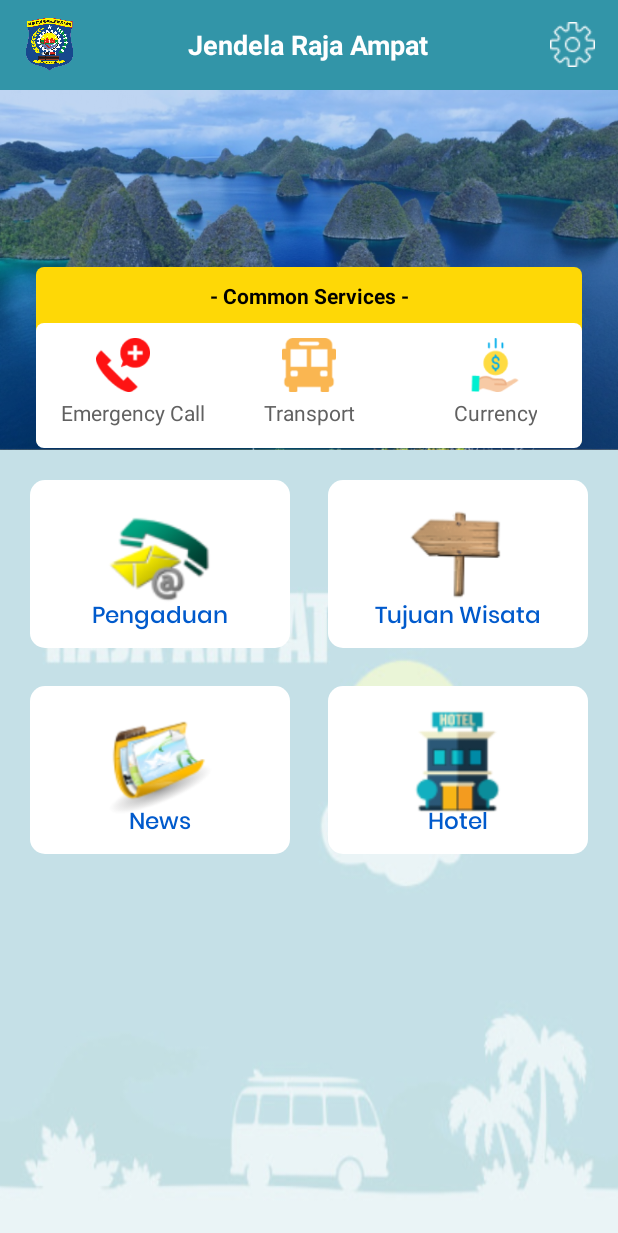
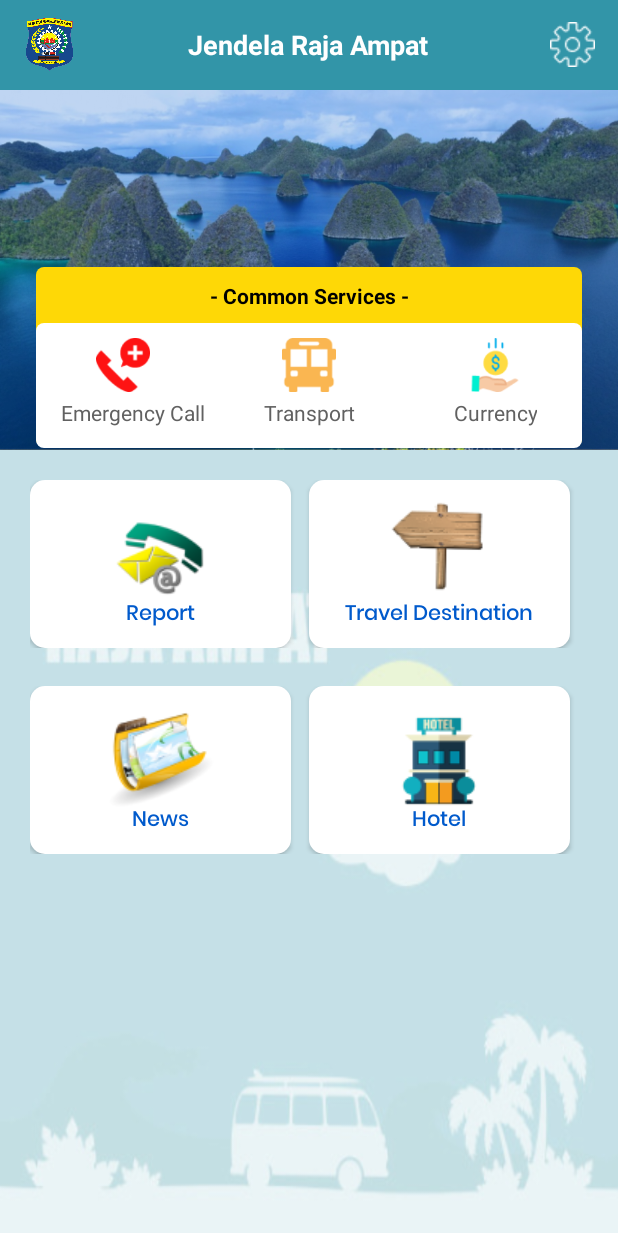
Before and after one commit to Mukhlashin/RajaAmpat, an Android app: the layout activity_home.xml on its own in the app's theme, with its tools: preview values and no code run, on a phone screen of 412 x 824 dp. Shown: the top 1233 px of the screen. Run offline under Robolectric (Android 15) with nearby library versions, the phone set to English and light mode, and no system bars.

Commit message:
Fixing Home Activity

```diff
--- a/app/src/main/AndroidManifest.xml
+++ b/app/src/main/AndroidManifest.xml
@@ -20,17 +20,19 @@
         <activity android:name=".DestinationActivity" />
         <activity android:name=".ReportActivity" />
         <activity android:name=".ContactActivity">
+
+        </activity>
+        <activity android:name=".EditProfileActivity" />
+        <activity android:name=".RegisterActivity" />
+        <activity android:name=".LoginActivity" />
+        <activity android:name=".SplashScreen" />
+        <activity android:name=".HomeActivity" >
             <intent-filter>
                 <action android:name="android.intent.action.MAIN" />
 
                 <category android:name="android.intent.category.LAUNCHER" />
             </intent-filter>
         </activity>
-        <activity android:name=".EditProfileActivity" />
-        <activity android:name=".RegisterActivity" />
-        <activity android:name=".LoginActivity" />
-        <activity android:name=".SplashScreen" />
-        <activity android:name=".HomeActivity" />
     </application>
 
 </manifest>
--- a/app/src/main/java/com/example/rajaampat/HomeActivity.java
+++ b/app/src/main/java/com/example/rajaampat/HomeActivity.java
@@ -5,21 +5,34 @@ import androidx.appcompat.app.AppCompatActivity;
 import android.content.Intent;
 import android.os.Bundle;
 import android.view.View;
+import android.widget.Button;
+import android.widget.FrameLayout;
 import android.widget.ImageView;
 import android.widget.RelativeLayout;
 
 public class HomeActivity extends AppCompatActivity {
 
-    RelativeLayout rlvHotel;
+    Button btnReport, btnTravel, btnNews, btnHotel;
 
     @Override
     protected void onCreate(Bundle savedInstanceState) {
         super.onCreate(savedInstanceState);
         setContentView(R.layout.activity_home);
 
-        rlvHotel = findViewById(R.id.rlv_common_services);
+        btnReport = findViewById(R.id.btn_report);
+        btnHotel = findViewById(R.id.btn_hotel);
+        btnNews = findViewById(R.id.btn_news);
+        btnTravel = findViewById(R.id.btn_travel);
 
-        rlvHotel.setOnClickListener(new View.OnClickListener() {
+        btnReport.setOnClickListener(new View.OnClickListener() {
+            @Override
+            public void onClick(View view) {
+                Intent goToReport = new Intent(HomeActivity.this, ReportActivity.class);
+                startActivity(goToReport);
+            }
+        });
+
+        btnHotel.setOnClickListener(new View.OnClickListener() {
             @Override
             public void onClick(View view) {
                 Intent goToHotel = new Intent(HomeActivity.this, HotelActivity.class);
@@ -27,5 +40,20 @@ public class HomeActivity extends AppCompatActivity {
             }
         });
 
+        btnTravel.setOnClickListener(new View.OnClickListener() {
+            @Override
+            public void onClick(View view) {
+                Intent goToTravel = new Intent(HomeActivity.this, TransportActivity.class);
+                startActivity(goToTravel);
+            }
+        });
+
+        btnNews.setOnClickListener(new View.OnClickListener() {
+            @Override
+            public void onClick(View view) {
+                Intent goToNews = new Intent(HomeActivity.this, NewsActivity.class);
+                startActivity(goToNews);
+            }
+        });
     }
 }
--- a/app/src/main/res/drawable/main_feature_corner.xml
+++ b/app/src/main/res/drawable/main_feature_corner.xml
@@ -1,5 +1,19 @@
 <?xml version="1.0" encoding="utf-8"?>
-<shape android:shape="rectangle" xmlns:android="http://schemas.android.com/apk/res/android">
-    <solid android:color="@android:color/white"/>
-    <corners android:radius="10dp"/>
-</shape>
+<ripple xmlns:android="http://schemas.android.com/apk/res/android"
+    xmlns:tools="http://schemas.android.com/tools"
+    android:color="@color/colorPrimaryDark"
+    tools:ignore="NewApi">
+    <item android:id="@android:id/mask">
+        <shape android:shape="rectangle">
+            <solid android:color="@color/colorPrimary" />
+            <corners android:radius="10dp" />
+        </shape>
+    </item>
+
+    <item android:id="@android:id/background">
+        <shape android:shape="rectangle">
+            <solid android:color="@android:color/white"/>
+            <corners android:radius="10dp" />
+        </shape>
+    </item>
+</ripple>
--- a/app/src/main/res/layout/activity_home.xml
+++ b/app/src/main/res/layout/activity_home.xml
@@ -43,7 +43,7 @@
     </RelativeLayout>
 
     <FrameLayout
-        android:id="@+id/rlv_common_services"
+        android:id="@+id/frm_common_services"
         android:layout_width="match_parent"
         android:layout_height="wrap_content"
         android:layout_marginTop="60dp">
@@ -64,7 +64,7 @@
     <ImageView
         android:layout_width="match_parent"
         android:layout_height="match_parent"
-        android:layout_below="@+id/rlv_common_services"
+        android:layout_below="@+id/frm_common_services"
         android:background="@drawable/backhome"/>
 
     <View
@@ -161,62 +161,42 @@
         android:layout_width="match_parent"
         android:layout_height="wrap_content"
         android:layout_marginHorizontal="20dp"
-        android:layout_below="@id/rlv_common_services"
+        android:layout_below="@id/frm_common_services"
         android:layout_marginTop="20dp">
 
-        <RelativeLayout
+        <Button
+            android:id="@+id/btn_report"
             android:layout_width="112dp"
             android:layout_height="112dp"
+            android:paddingTop="19dp"
+            android:layout_marginRight="12dp"
+            android:clickable="true"
+            android:layout_weight="1"
+            android:drawableTop="@drawable/ic_pengaduan"
+            android:text="Report"
+            android:textAllCaps="false"
+            android:fontFamily="@font/poppinsmedium"
+            android:gravity="center|bottom"
+            android:paddingBottom="10dp"
+            android:textColor="@color/colorText"
+            android:background="@drawable/main_feature_corner"/>
+
+        <Button
+            android:id="@+id/btn_travel"
+            android:layout_width="112dp"
+            android:layout_height="112dp"
+            android:paddingTop="9dp"
             android:layout_marginRight="12dp"
             android:layout_weight="1"
-            android:background="@drawable/main_feature_corner">
-
-            <ImageView
-                android:layout_width="70dp"
-                android:layout_height="70dp"
-                android:layout_centerHorizontal="true"
-                android:layout_marginTop="15dp"
-                android:background="@drawable/ic_pengaduan" />
-
-            <TextView
-                android:layout_width="match_parent"
-                android:layout_height="wrap_content"
-                android:layout_alignParentBottom="true"
-                android:layout_marginBottom="7dp"
-                android:fontFamily="@font/poppinsmedium"
-                android:gravity="center"
-                android:text="Pengaduan"
-                android:textColor="@color/colorText"
-                android:textSize="15sp" />
-
-        </RelativeLayout>
-
-        <RelativeLayout
-            android:layout_width="112dp"
-            android:layout_height="112dp"
-            android:layout_weight="1"
-            android:layout_marginLeft="13dp"
-            android:background="@drawable/main_feature_corner">
-
-            <ImageView
-                android:layout_width="70dp"
-                android:layout_height="70dp"
-                android:background="@drawable/ic_tujuan_wisata"
-                android:layout_centerHorizontal="true"
-                android:layout_marginTop="15dp"/>
-
-            <TextView
-                android:layout_width="match_parent"
-                android:layout_height="wrap_content"
-                android:layout_alignParentBottom="true"
-                android:text="Tujuan Wisata"
-                android:layout_marginBottom="7dp"
-                android:textSize="15sp"
-                android:fontFamily="@font/poppinsmedium"
-                android:gravity="center"
-                android:textColor="@color/colorText"/>
-
-        </RelativeLayout>
+            android:drawableTop="@drawable/ic_tujuan_wisata"
+            android:text="Travel Destination"
+            android:clickable="true"
+            android:textAllCaps="false"
+            android:fontFamily="@font/poppinsmedium"
+            android:gravity="center|bottom"
+            android:paddingBottom="10dp"
+            android:textColor="@color/colorText"
+            android:background="@drawable/main_feature_corner"/>
 
     </LinearLayout>
 
@@ -227,59 +207,39 @@
         android:layout_below="@id/lnr_1"
         android:layout_marginTop="25dp">
 
-        <RelativeLayout
+        <Button
+            android:id="@+id/btn_news"
+            android:layout_width="112dp"
+            android:layout_height="112dp"
+            android:paddingTop="9dp"
+            android:layout_marginRight="12dp"
+            android:layout_weight="1"
+            android:drawableTop="@drawable/ic_gallery"
+            android:text="News"
+            android:textAllCaps="false"
+            android:fontFamily="@font/poppinsmedium"
+            android:clickable="true"
+            android:gravity="center|bottom"
+            android:paddingBottom="10dp"
+            android:textColor="@color/colorText"
+            android:background="@drawable/main_feature_corner"/>
+
+        <Button
+            android:id="@+id/btn_hotel"
             android:layout_width="112dp"
             android:layout_height="112dp"
             android:layout_marginRight="12dp"
             android:layout_weight="1"
-            android:background="@drawable/main_feature_corner">
-
-            <ImageView
-                android:layout_width="70dp"
-                android:layout_height="70dp"
-                android:background="@drawable/ic_gallery"
-                android:layout_centerHorizontal="true"
-                android:layout_marginTop="15dp"/>
-
-            <TextView
-                android:layout_width="match_parent"
-                android:layout_height="wrap_content"
-                android:layout_alignParentBottom="true"
-                android:text="News"
-                android:textSize="15sp"
-                android:layout_marginBottom="7dp"
-                android:fontFamily="@font/poppinsmedium"
-                android:gravity="center"
-                android:textColor="@color/colorText"/>
-
-        </RelativeLayout>
-
-        <RelativeLayout
-            android:layout_width="112dp"
-            android:layout_height="112dp"
-            android:layout_weight="1"
-            android:layout_marginLeft="13dp"
-            android:background="@drawable/main_feature_corner">
-
-            <ImageView
-                android:layout_width="70dp"
-                android:layout_height="70dp"
-                android:background="@drawable/ic_hotel"
-                android:layout_centerHorizontal="true"
-                android:layout_marginTop="15dp"/>
-
-            <TextView
-                android:layout_width="match_parent"
-                android:layout_height="wrap_content"
-                android:layout_alignParentBottom="true"
-                android:text="Hotel"
-                android:layout_marginBottom="7dp"
-                android:textSize="15sp"
-                android:fontFamily="@font/poppinsmedium"
-                android:gravity="center"
-                android:textColor="@color/colorText"/>
-
-        </RelativeLayout>
+            android:background="@drawable/main_feature_corner"
+            android:drawableTop="@drawable/ic_hotel"
+            android:fontFamily="@font/poppinsmedium"
+            android:gravity="center|bottom"
+            android:paddingTop="19dp"
+            android:paddingBottom="10dp"
+            android:clickable="true"
+            android:text="Hotel"
+            android:textAllCaps="false"
+            android:textColor="@color/colorText" />
 
     </LinearLayout>
 
```
